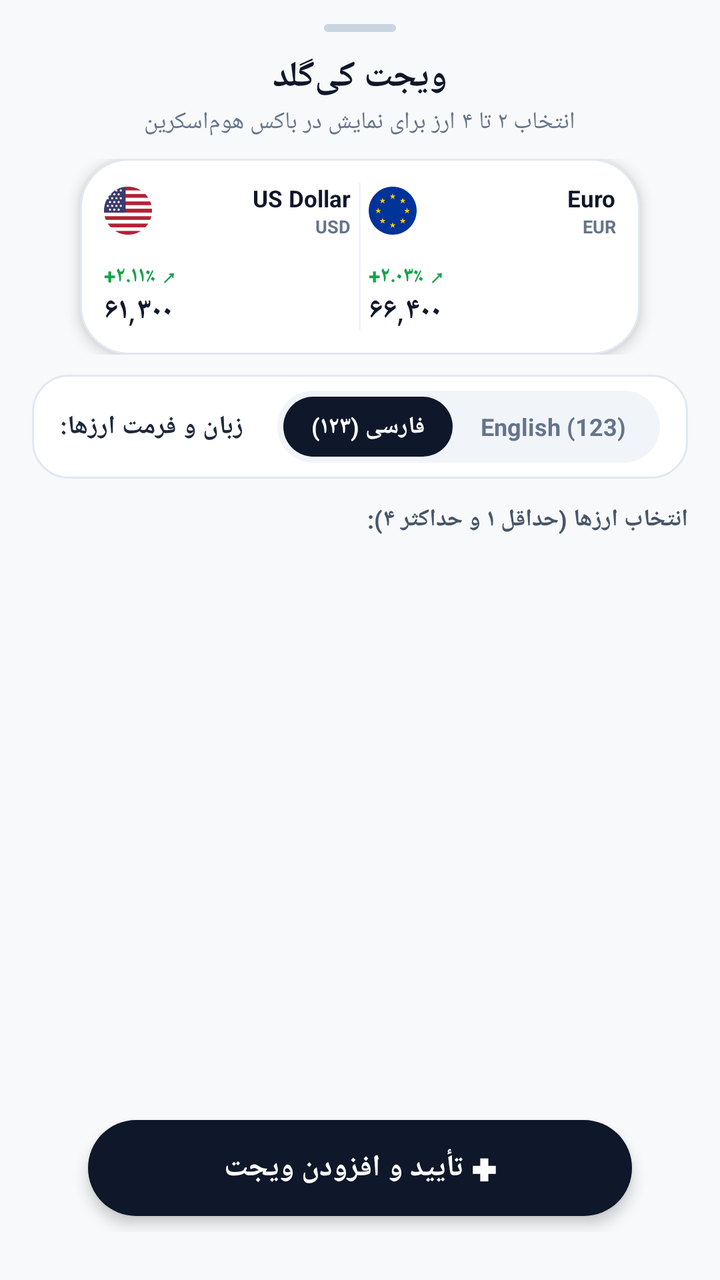
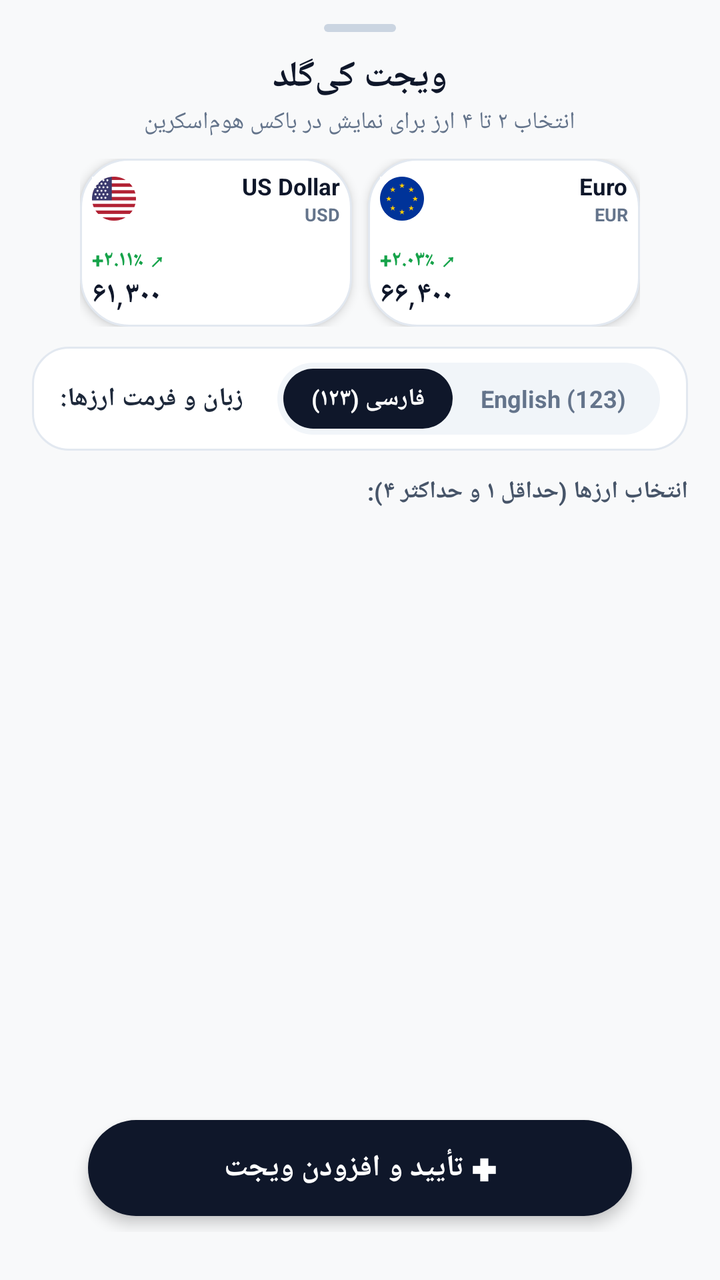

Before-and-after screenshots of an Android layout around one commit, followed by the original layout XML and the change that was made.
<!-- AndroidManifest.xml: activity theme AppTheme -->
<!-- res/layout/activity_widget_configure.xml -->
<?xml version="1.0" encoding="utf-8"?>
<LinearLayout xmlns:android="http://schemas.android.com/apk/res/android"
    android:layout_width="match_parent"
    android:layout_height="match_parent"
    android:background="#F8F9FA"
    android:fitsSystemWindows="true"
    android:orientation="vertical"
    android:paddingStart="16dp"
    android:paddingEnd="16dp"
    android:paddingTop="12dp"
    android:paddingBottom="24dp">

    
    <LinearLayout
        android:layout_width="36dp"
        android:layout_height="4dp"
        android:layout_gravity="center_horizontal"
        android:layout_marginBottom="10dp"
        android:background="@drawable/widget_btn_black"
        android:backgroundTint="#CBD5E1" />

    
    <TextView
        android:layout_width="wrap_content"
        android:layout_height="wrap_content"
        android:layout_gravity="center_horizontal"
        android:text="ویجت کی‌گلد"
        android:textColor="#0F172A"
        android:textSize="18sp"
        android:textStyle="bold" />

    <TextView
        android:id="@+id/txt_subtitle"
        android:layout_width="wrap_content"
        android:layout_height="wrap_content"
        android:layout_gravity="center_horizontal"
        android:layout_marginTop="2dp"
        android:layout_marginBottom="10dp"
        android:text="انتخاب ۲ تا ۴ ارز برای نمایش در باکس هوم‌اسکرین"
        android:textColor="#64748B"
        android:textSize="12sp" />

    
    <LinearLayout
        android:layout_width="match_parent"
        android:layout_height="wrap_content"
        android:gravity="center"
        android:layout_marginBottom="10dp">

        
        <LinearLayout
            android:id="@+id/preview_single_container"
            android:layout_width="145dp"
            android:layout_height="145dp"
            android:background="@drawable/widget_bg_white"
            android:elevation="6dp"
            android:orientation="vertical"
            android:padding="12dp"
            android:visibility="gone">

            <LinearLayout
                android:layout_width="match_parent"
                android:layout_height="wrap_content"
                android:gravity="center_vertical"
                android:orientation="horizontal">

                <ImageView
                    android:id="@+id/preview_icon"
                    android:layout_width="30dp"
                    android:layout_height="30dp"
                    android:scaleType="fitCenter"
                    android:src="@drawable/widget_icon_usd" />

                <LinearLayout
                    android:layout_width="0dp"
                    android:layout_height="wrap_content"
                    android:layout_marginStart="8dp"
                    android:layout_weight="1"
                    android:gravity="end|right"
                    android:orientation="vertical">

                    <TextView
                        android:id="@+id/preview_name"
                        android:layout_width="wrap_content"
                        android:layout_height="wrap_content"
                        android:ellipsize="end"
                        android:maxLines="1"
                        android:text="US Dollar"
                        android:textColor="#1E293B"
                        android:textSize="12sp"
                        android:textStyle="bold" />

                    <TextView
                        android:id="@+id/preview_code"
                        android:layout_width="wrap_content"
                        android:layout_height="wrap_content"
                        android:layout_marginTop="1dp"
                        android:text="USD"
                        android:textColor="#94A3B8"
                        android:textSize="10sp"
                        android:textStyle="bold" />
                </LinearLayout>
            </LinearLayout>

            <LinearLayout
                android:layout_width="match_parent"
                android:layout_height="0dp"
                android:layout_weight="1"
                android:orientation="vertical" />

            <LinearLayout
                android:layout_width="match_parent"
                android:layout_height="wrap_content"
                android:gravity="bottom"
                android:orientation="vertical">

                <TextView
                    android:id="@+id/preview_change"
                    android:layout_width="wrap_content"
                    android:layout_height="wrap_content"
                    android:layout_marginBottom="2dp"
                    android:text="+۲.۱۱٪ ↗"
                    android:textColor="#16A34A"
                    android:textSize="11.5sp"
                    android:textStyle="bold" />

                <LinearLayout
                    android:layout_width="match_parent"
                    android:layout_height="wrap_content"
                    android:gravity="bottom"
                    android:orientation="horizontal">

                    <TextView
                        android:id="@+id/preview_price"
                        android:layout_width="wrap_content"
                        android:layout_height="wrap_content"
                        android:includeFontPadding="false"
                        android:text="۶۱,۳۰۰"
                        android:textColor="#0F172A"
                        android:textSize="20sp"
                        android:textStyle="bold" />

                    <TextView
                        android:layout_width="wrap_content"
                        android:layout_height="wrap_content"
                        android:layout_marginStart="4dp"
                        android:layout_marginBottom="2dp"
                        android:text="تومان"
                        android:textColor="#94A3B8"
                        android:textSize="10sp" />
                </LinearLayout>
            </LinearLayout>
        </LinearLayout>

        
        <LinearLayout
            android:id="@+id/preview_multi_container"
            android:layout_width="280dp"
            android:layout_height="wrap_content"
            android:background="@drawable/widget_bg_white"
            android:elevation="4dp"
            android:orientation="vertical"
            android:padding="8dp"
            android:visibility="visible">

            
            <LinearLayout
                android:id="@+id/preview_row_1"
                android:layout_width="match_parent"
                android:layout_height="82dp"
                android:orientation="horizontal">

                
                <LinearLayout
                    android:id="@+id/prev_slot_1"
                    android:layout_width="0dp"
                    android:layout_height="match_parent"
                    android:layout_weight="1"
                    android:background="@android:color/transparent"
                    android:orientation="vertical"
                    android:padding="4dp">

                    <LinearLayout
                        android:layout_width="match_parent"
                        android:layout_height="wrap_content"
                        android:gravity="center_vertical"
                        android:orientation="horizontal">
                        <ImageView
                            android:id="@+id/prev_icon_1"
                            android:layout_width="24dp"
                            android:layout_height="24dp"
                            android:scaleType="fitCenter"
                            android:src="@drawable/widget_icon_usd" />
                        <LinearLayout
                            android:layout_width="0dp"
                            android:layout_height="wrap_content"
                            android:layout_marginStart="4dp"
                            android:layout_weight="1"
                            android:gravity="end|right"
                            android:orientation="vertical">
                            <TextView
                                android:id="@+id/prev_name_1"
                                android:layout_width="wrap_content"
                                android:layout_height="wrap_content"
                                android:ellipsize="end"
                                android:maxLines="1"
                                android:text="US Dollar"
                                android:textColor="#0F172A"
                                android:textSize="11.5sp"
                                android:textStyle="bold" />
                            <TextView
                                android:id="@+id/prev_code_1"
                                android:layout_width="wrap_content"
                                android:layout_height="wrap_content"
                                android:text="USD"
                                android:textColor="#64748B"
                                android:textSize="9sp"
                                android:textStyle="bold" />
                        </LinearLayout>
                    </LinearLayout>
                    <LinearLayout
                        android:layout_width="match_parent"
                        android:layout_height="0dp"
                        android:layout_weight="1" />
                    <TextView
                        android:id="@+id/prev_change_1"
                        android:layout_width="wrap_content"
                        android:layout_height="wrap_content"
                        android:text="+۲.۱۱٪ ↗"
                        android:textColor="#16A34A"
                        android:textSize="10.5sp"
                        android:textStyle="bold" />
                    <TextView
                        android:id="@+id/prev_price_1"
                        android:layout_width="wrap_content"
                        android:layout_height="wrap_content"
                        android:includeFontPadding="false"
                        android:text="۶۱,۳۰۰"
                        android:textColor="#0F172A"
                        android:textSize="15sp"
                        android:textStyle="bold" />
                </LinearLayout>

                
                <View
                    android:id="@+id/prev_v_divider_1"
                    android:layout_width="1dp"
                    android:layout_height="match_parent"
                    android:layout_marginTop="4dp"
                    android:layout_marginBottom="4dp"
                    android:background="#F1F5F9" />

                
                <LinearLayout
                    android:id="@+id/prev_slot_2"
                    android:layout_width="0dp"
                    android:layout_height="match_parent"
                    android:layout_weight="1"
                    android:background="@android:color/transparent"
                    android:orientation="vertical"
                    android:padding="4dp">

                    <LinearLayout
                        android:layout_width="match_parent"
                        android:layout_height="wrap_content"
                        android:gravity="center_vertical"
                        android:orientation="horizontal">
                        <ImageView
                            android:id="@+id/prev_icon_2"
                            android:layout_width="24dp"
                            android:layout_height="24dp"
                            android:scaleType="fitCenter"
                            android:src="@drawable/widget_icon_eur" />
                        <LinearLayout
                            android:layout_width="0dp"
                            android:layout_height="wrap_content"
                            android:layout_marginStart="4dp"
                            android:layout_weight="1"
                            android:gravity="end|right"
                            android:orientation="vertical">
                            <TextView
                                android:id="@+id/prev_name_2"
                                android:layout_width="wrap_content"
                                android:layout_height="wrap_content"
                                android:ellipsize="end"
                                android:maxLines="1"
                                android:text="Euro"
                                android:textColor="#0F172A"
                                android:textSize="11.5sp"
                                android:textStyle="bold" />
                            <TextView
                                android:id="@+id/prev_code_2"
                                android:layout_width="wrap_content"
                                android:layout_height="wrap_content"
                                android:text="EUR"
                                android:textColor="#64748B"
                                android:textSize="9sp"
                                android:textStyle="bold" />
                        </LinearLayout>
                    </LinearLayout>
                    <LinearLayout
                        android:layout_width="match_parent"
                        android:layout_height="0dp"
                        android:layout_weight="1" />
                    <TextView
                        android:id="@+id/prev_change_2"
                        android:layout_width="wrap_content"
                        android:layout_height="wrap_content"
                        android:text="+۲.۰۳٪ ↗"
                        android:textColor="#16A34A"
                        android:textSize="10.5sp"
                        android:textStyle="bold" />
                    <TextView
                        android:id="@+id/prev_price_2"
                        android:layout_width="wrap_content"
                        android:layout_height="wrap_content"
                        android:includeFontPadding="false"
                        android:text="۶۶,۴۰۰"
                        android:textColor="#0F172A"
                        android:textSize="15sp"
                        android:textStyle="bold" />
                </LinearLayout>
            </LinearLayout>

            
            <View
                android:id="@+id/preview_h_divider"
                android:layout_width="match_parent"
                android:layout_height="1dp"
                android:layout_marginStart="6dp"
                android:layout_marginEnd="6dp"
                android:layout_marginTop="4dp"
                android:layout_marginBottom="4dp"
                android:background="#F1F5F9"
                android:visibility="gone" />

            
            <LinearLayout
                android:id="@+id/preview_row_2"
                android:layout_width="match_parent"
                android:layout_height="82dp"
                android:orientation="horizontal"
                android:visibility="gone">

                
                <LinearLayout
                    android:id="@+id/prev_slot_3"
                    android:layout_width="0dp"
                    android:layout_height="match_parent"
                    android:layout_weight="1"
                    android:background="@android:color/transparent"
                    android:orientation="vertical"
                    android:padding="4dp">

                    <LinearLayout
                        android:layout_width="match_parent"
                        android:layout_height="wrap_content"
                        android:gravity="center_vertical"
                        android:orientation="horizontal">
                        <ImageView
                            android:id="@+id/prev_icon_3"
                            android:layout_width="24dp"
                            android:layout_height="24dp"
                            android:scaleType="fitCenter"
                            android:src="@drawable/widget_icon_aed" />
                        <LinearLayout
                            android:layout_width="0dp"
                            android:layout_height="wrap_content"
                            android:layout_marginStart="4dp"
                            android:layout_weight="1"
                            android:gravity="end|right"
                            android:orientation="vertical">
                            <TextView
                                android:id="@+id/prev_name_3"
                                android:layout_width="wrap_content"
                                android:layout_height="wrap_content"
                                android:ellipsize="end"
                                android:maxLines="1"
                                android:text="UAE Dirham"
                                android:textColor="#0F172A"
                                android:textSize="11.5sp"
                                android:textStyle="bold" />
                            <TextView
                                android:id="@+id/prev_code_3"
                                android:layout_width="wrap_content"
                                android:layout_height="wrap_content"
                                android:text="AED"
                                android:textColor="#64748B"
                                android:textSize="9sp"
                                android:textStyle="bold" />
                        </LinearLayout>
                    </LinearLayout>
                    <LinearLayout
                        android:layout_width="match_parent"
                        android:layout_height="0dp"
                        android:layout_weight="1" />
                    <TextView
                        android:id="@+id/prev_change_3"
                        android:layout_width="wrap_content"
                        android:layout_height="wrap_content"
                        android:text="+۲.۱۰٪ ↗"
                        android:textColor="#16A34A"
                        android:textSize="10.5sp"
                        android:textStyle="bold" />
                    <TextView
                        android:id="@+id/prev_price_3"
                        android:layout_width="wrap_content"
                        android:layout_height="wrap_content"
                        android:includeFontPadding="false"
                        android:text="۱۶,۶۸۰"
                        android:textColor="#0F172A"
                        android:textSize="15sp"
                        android:textStyle="bold" />
                </LinearLayout>

                
                <View
                    android:id="@+id/prev_v_divider_2"
                    android:layout_width="1dp"
                    android:layout_height="match_parent"
                    android:layout_marginTop="4dp"
                    android:layout_marginBottom="4dp"
                    android:background="#F1F5F9" />

                
                <LinearLayout
                    android:id="@+id/prev_slot_4"
                    android:layout_width="0dp"
                    android:layout_height="match_parent"
                    android:layout_weight="1"
                    android:background="@android:color/transparent"
                    android:orientation="vertical"
                    android:padding="4dp">

                    <LinearLayout
                        android:layout_width="match_parent"
                        android:layout_height="wrap_content"
                        android:gravity="center_vertical"
                        android:orientation="horizontal">
                        <ImageView
                            android:id="@+id/prev_icon_4"
                            android:layout_width="24dp"
                            android:layout_height="24dp"
                            android:scaleType="fitCenter"
                            android:src="@drawable/widget_icon_gbp" />
                        <LinearLayout
                            android:layout_width="0dp"
                            android:layout_height="wrap_content"
                            android:layout_marginStart="4dp"
                            android:layout_weight="1"
                            android:gravity="end|right"
                            android:orientation="vertical">
                            <TextView
                                android:id="@+id/prev_name_4"
                                android:layout_width="wrap_content"
                                android:layout_height="wrap_content"
                                android:ellipsize="end"
                                android:maxLines="1"
                                android:text="British Pound"
                                android:textColor="#0F172A"
                                android:textSize="11.5sp"
                                android:textStyle="bold" />
                            <TextView
                                android:id="@+id/prev_code_4"
                                android:layout_width="wrap_content"
                                android:layout_height="wrap_content"
                                android:text="GBP"
                                android:textColor="#64748B"
                                android:textSize="9sp"
                                android:textStyle="bold" />
                        </LinearLayout>
                    </LinearLayout>
                    <LinearLayout
                        android:layout_width="match_parent"
                        android:layout_height="0dp"
                        android:layout_weight="1" />
                    <TextView
                        android:id="@+id/prev_change_4"
                        android:layout_width="wrap_content"
                        android:layout_height="wrap_content"
                        android:text="+۱.۹۵٪ ↗"
                        android:textColor="#16A34A"
                        android:textSize="10.5sp"
                        android:textStyle="bold" />
                    <TextView
                        android:id="@+id/prev_price_4"
                        android:layout_width="wrap_content"
                        android:layout_height="wrap_content"
                        android:includeFontPadding="false"
                        android:text="۷۸,۲۰۰"
                        android:textColor="#0F172A"
                        android:textSize="15sp"
                        android:textStyle="bold" />
                </LinearLayout>
            </LinearLayout>
        </LinearLayout>
    </LinearLayout>

    
    <LinearLayout
        android:layout_width="match_parent"
        android:layout_height="wrap_content"
        android:layout_marginBottom="12dp"
        android:background="@drawable/widget_card_mini_bg"
        android:gravity="center_vertical"
        android:orientation="horizontal"
        android:paddingStart="14dp"
        android:paddingEnd="14dp"
        android:paddingTop="8dp"
        android:paddingBottom="8dp">

        <TextView
            android:layout_width="0dp"
            android:layout_height="wrap_content"
            android:layout_weight="1"
            android:gravity="right|end"
            android:text="زبان و فرمت ارزها:"
            android:textColor="#1E293B"
            android:textSize="13sp"
            android:textStyle="bold" />

        
        <LinearLayout
            android:layout_width="wrap_content"
            android:layout_height="36dp"
            android:background="@drawable/widget_segmented_bg"
            android:gravity="center"
            android:orientation="horizontal"
            android:padding="3dp">

            <TextView
                android:id="@+id/btn_digits_fa"
                android:layout_width="wrap_content"
                android:layout_height="match_parent"
                android:background="@drawable/widget_pill_active"
                android:gravity="center"
                android:paddingStart="14dp"
                android:paddingEnd="14dp"
                android:text="فارسی (۱۲۳)"
                android:textColor="#FFFFFF"
                android:textSize="12sp"
                android:textStyle="bold" />

            <TextView
                android:id="@+id/btn_digits_en"
                android:layout_width="wrap_content"
                android:layout_height="match_parent"
                android:background="@android:color/transparent"
                android:gravity="center"
                android:paddingStart="14dp"
                android:paddingEnd="14dp"
                android:text="English (123)"
                android:textColor="#64748B"
                android:textSize="12sp"
                android:textStyle="bold" />
        </LinearLayout>
    </LinearLayout>

    
    <TextView
        android:id="@+id/txt_selection_counter"
        android:layout_width="match_parent"
        android:layout_height="wrap_content"
        android:layout_marginBottom="6dp"
        android:text="انتخاب ارزها (حداقل ۱ و حداکثر ۴):"
        android:textColor="#475569"
        android:textSize="12sp"
        android:textStyle="bold" />

    
    <GridView
        android:id="@+id/assets_grid"
        android:layout_width="match_parent"
        android:layout_height="0dp"
        android:layout_weight="1"
        android:numColumns="3"
        android:horizontalSpacing="6dp"
        android:verticalSpacing="6dp"
        android:stretchMode="columnWidth"
        android:gravity="center"
        android:listSelector="@android:color/transparent" />

    
    <Button
        android:id="@+id/btn_add_widget"
        android:layout_width="match_parent"
        android:layout_height="48dp"
        android:layout_marginStart="28dp"
        android:layout_marginEnd="28dp"
        android:layout_marginTop="12dp"
        android:layout_marginBottom="8dp"
        android:background="@drawable/widget_btn_black"
        android:elevation="4dp"
        android:stateListAnimator="@null"
        android:text="✚ تأیید و افزودن ویجت"
        android:textAllCaps="false"
        android:textColor="#FFFFFF"
        android:textSize="15sp"
        android:textStyle="bold" />

</LinearLayout>
<!-- resources referenced by this layout -->
<resources>
  <!-- drawable widget_bg_white (drawable) -->
  <?xml version="1.0" encoding="utf-8"?>
  <shape xmlns:android="http://schemas.android.com/apk/res/android"
      android:shape="rectangle">
      <solid android:color="#FFFFFF" />
      <corners android:radius="24dp" />
      <stroke
          android:width="1dp"
          android:color="#E2E8F0" />
  </shape>
  <!-- drawable widget_btn_black (drawable) -->
  <?xml version="1.0" encoding="utf-8"?>
  <shape xmlns:android="http://schemas.android.com/apk/res/android"
      android:shape="rectangle">
      <solid android:color="#0F172A" />
      <corners android:radius="28dp" />
  </shape>
  <!-- drawable widget_card_mini_bg (drawable) -->
  <?xml version="1.0" encoding="utf-8"?>
  <shape xmlns:android="http://schemas.android.com/apk/res/android"
      android:shape="rectangle">
      <solid android:color="#FFFFFF" />
      <corners android:radius="18dp" />
      <stroke
          android:width="1dp"
          android:color="#E2E8F0" />
  </shape>
  <!-- drawable widget_icon_aed: png bitmap (drawable, 2659 bytes) -->
  <!-- drawable widget_icon_eur: png bitmap (drawable, 4802 bytes) -->
  <!-- drawable widget_icon_gbp: png bitmap (drawable, 3792 bytes) -->
  <!-- drawable widget_icon_usd: png bitmap (drawable, 3740 bytes) -->
  <!-- drawable widget_pill_active (drawable) -->
  <?xml version="1.0" encoding="utf-8"?>
  <shape xmlns:android="http://schemas.android.com/apk/res/android"
      android:shape="rectangle">
      <solid android:color="#0F172A" />
      <corners android:radius="18dp" />
  </shape>
  <!-- drawable widget_segmented_bg (drawable) -->
  <?xml version="1.0" encoding="utf-8"?>
  <shape xmlns:android="http://schemas.android.com/apk/res/android"
      android:shape="rectangle">
      <solid android:color="#F1F5F9" />
      <corners android:radius="18dp" />
  </shape>
  <style name="AppTheme" parent="Theme.AppCompat.Light.DarkActionBar">
          
          <item name="colorPrimary">@color/colorPrimary</item>
          <item name="colorPrimaryDark">@color/colorPrimaryDark</item>
          <item name="colorAccent">@color/colorAccent</item>
      </style>
</resources>

<!-- the commit's change to res/layout/activity_widget_configure.xml (unified diff, before → after) -->
@@ -157,17 +157,17 @@
             android:id="@+id/preview_multi_container"
             android:layout_width="280dp"
             android:layout_height="wrap_content"
-            android:background="@drawable/widget_bg_white"
-            android:elevation="4dp"
+            android:background="@android:color/transparent"
+            android:elevation="0dp"
             android:orientation="vertical"
-            android:padding="8dp"
+            android:padding="0dp"
             android:visibility="visible">
 
             
             <LinearLayout
                 android:id="@+id/preview_row_1"
                 android:layout_width="match_parent"
-                android:layout_height="82dp"
+                android:layout_height="84dp"
                 android:orientation="horizontal">
 
                 
@@ -176,9 +176,11 @@
                     android:layout_width="0dp"
                     android:layout_height="match_parent"
                     android:layout_weight="1"
-                    android:background="@android:color/transparent"
+                    android:layout_marginEnd="4dp"
+                    android:background="@drawable/widget_bg_white"
+                    android:elevation="3dp"
                     android:orientation="vertical"
-                    android:padding="4dp">
+                    android:padding="6dp">
 
                     <LinearLayout
                         android:layout_width="match_parent"
@@ -187,8 +189,8 @@
                         android:orientation="horizontal">
                         <ImageView
                             android:id="@+id/prev_icon_1"
-                            android:layout_width="24dp"
-                            android:layout_height="24dp"
+                            android:layout_width="22dp"
+                            android:layout_height="22dp"
                             android:scaleType="fitCenter"
                             android:src="@drawable/widget_icon_usd" />
                         <LinearLayout
@@ -242,23 +244,16 @@
                 </LinearLayout>
 
                 
-                <View
-                    android:id="@+id/prev_v_divider_1"
-                    android:layout_width="1dp"
-                    android:layout_height="match_parent"
-                    android:layout_marginTop="4dp"
-                    android:layout_marginBottom="4dp"
-                    android:background="#F1F5F9" />
-
-                
                 <LinearLayout
                     android:id="@+id/prev_slot_2"
                     android:layout_width="0dp"
                     android:layout_height="match_parent"
                     android:layout_weight="1"
-                    android:background="@android:color/transparent"
+                    android:layout_marginStart="4dp"
+                    android:background="@drawable/widget_bg_white"
+                    android:elevation="3dp"
                     android:orientation="vertical"
-                    android:padding="4dp">
+                    android:padding="6dp">
 
                     <LinearLayout
                         android:layout_width="match_parent"
@@ -267,8 +262,8 @@
                         android:orientation="horizontal">
                         <ImageView
                             android:id="@+id/prev_icon_2"
-                            android:layout_width="24dp"
-                            android:layout_height="24dp"
+                            android:layout_width="22dp"
+                            android:layout_height="22dp"
                             android:scaleType="fitCenter"
                             android:src="@drawable/widget_icon_eur" />
                         <LinearLayout
@@ -323,22 +318,11 @@
             </LinearLayout>
 
             
-            <View
-                android:id="@+id/preview_h_divider"
-                android:layout_width="match_parent"
-                android:layout_height="1dp"
-                android:layout_marginStart="6dp"
-                android:layout_marginEnd="6dp"
-                android:layout_marginTop="4dp"
-                android:layout_marginBottom="4dp"
-                android:background="#F1F5F9"
-                android:visibility="gone" />
-
-            
             <LinearLayout
                 android:id="@+id/preview_row_2"
                 android:layout_width="match_parent"
-                android:layout_height="82dp"
+                android:layout_height="84dp"
+                android:layout_marginTop="8dp"
                 android:orientation="horizontal"
                 android:visibility="gone">
 
@@ -348,9 +332,11 @@
                     android:layout_width="0dp"
                     android:layout_height="match_parent"
                     android:layout_weight="1"
-                    android:background="@android:color/transparent"
+                    android:layout_marginEnd="4dp"
+                    android:background="@drawable/widget_bg_white"
+                    android:elevation="3dp"
                     android:orientation="vertical"
-                    android:padding="4dp">
+                    android:padding="6dp">
 
                     <LinearLayout
                         android:layout_width="match_parent"
@@ -359,8 +345,8 @@
                         android:orientation="horizontal">
                         <ImageView
                             android:id="@+id/prev_icon_3"
-                            android:layout_width="24dp"
-                            android:layout_height="24dp"
+                            android:layout_width="22dp"
+                            android:layout_height="22dp"
                             android:scaleType="fitCenter"
                             android:src="@drawable/widget_icon_aed" />
                         <LinearLayout
@@ -414,23 +400,16 @@
                 </LinearLayout>
 
                 
-                <View
-                    android:id="@+id/prev_v_divider_2"
-                    android:layout_width="1dp"
-                    android:layout_height="match_parent"
-                    android:layout_marginTop="4dp"
-                    android:layout_marginBottom="4dp"
-                    android:background="#F1F5F9" />
-
-                
                 <LinearLayout
                     android:id="@+id/prev_slot_4"
                     android:layout_width="0dp"
                     android:layout_height="match_parent"
                     android:layout_weight="1"
-                    android:background="@android:color/transparent"
+                    android:layout_marginStart="4dp"
+                    android:background="@drawable/widget_bg_white"
+                    android:elevation="3dp"
                     android:orientation="vertical"
-                    android:padding="4dp">
+                    android:padding="6dp">
 
                     <LinearLayout
                         android:layout_width="match_parent"
@@ -439,8 +418,8 @@
                         android:orientation="horizontal">
                         <ImageView
                             android:id="@+id/prev_icon_4"
-                            android:layout_width="24dp"
-                            android:layout_height="24dp"
+                            android:layout_width="22dp"
+                            android:layout_height="22dp"
                             android:scaleType="fitCenter"
                             android:src="@drawable/widget_icon_gbp" />
                         <LinearLayout
